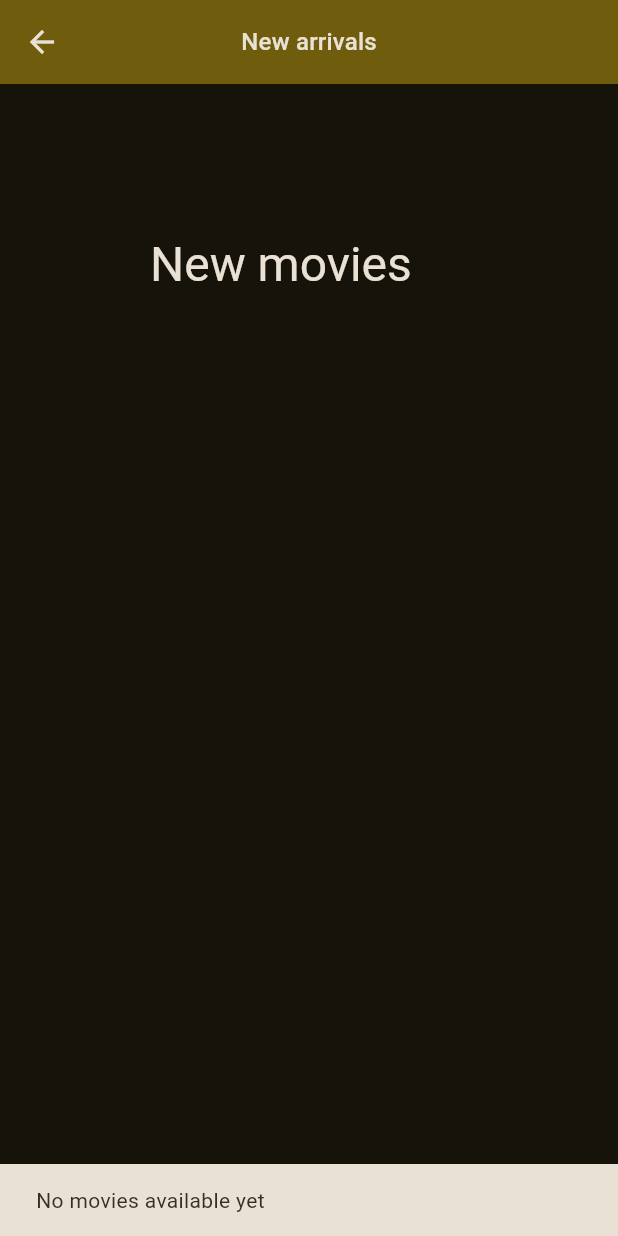
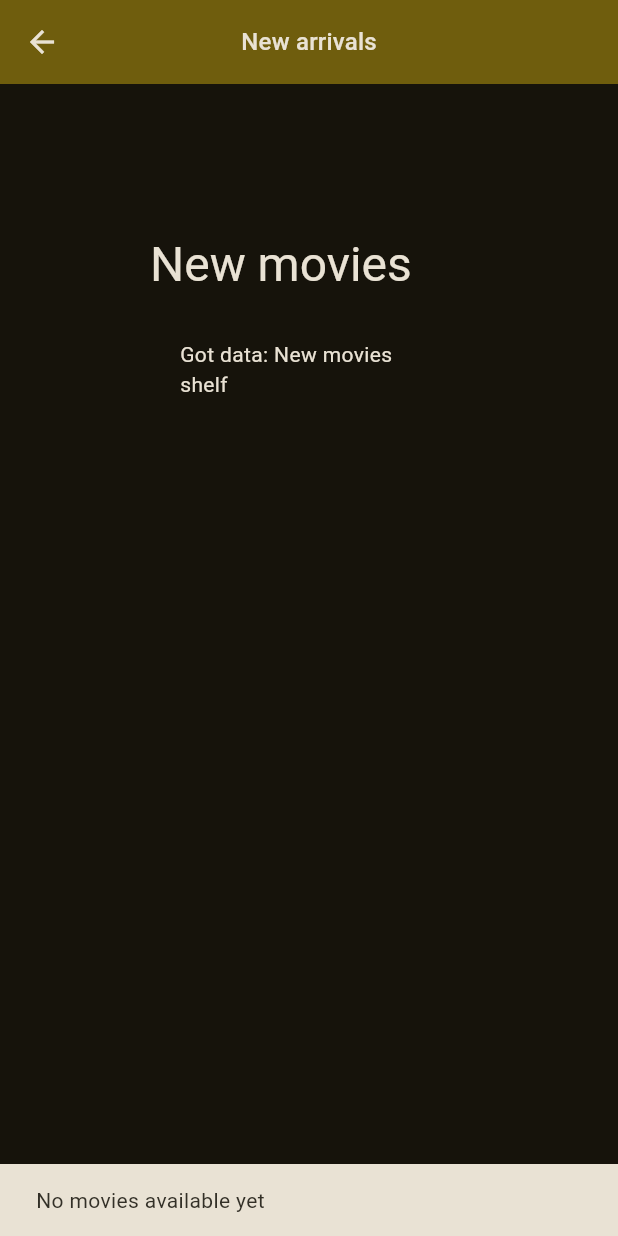
Before and after one commit to phymod0/FireStreamer, a Flutter app: the MoviesPage screen opened by its route, after a tap on the "add" icon, on a phone screen of 412 x 824 dp. Run offline on Flutter 3.47's test engine with Material 3 defaults, Android fonts, the phone set to English and light mode, and no system bars.

Commit message:
Add loading bar + placeholder movie contents future

```diff
--- a/firehub/lib/main.dart
+++ b/firehub/lib/main.dart
@@ -27,11 +27,61 @@ class FireHubApp extends StatelessWidget {
   }
 }
 
+class Shelf extends StatefulWidget {
+  final Future<String> shelfContents;
+
+  const Shelf({super.key, required this.shelfContents});
+
+  @override
+  State<Shelf> createState() => _ShelfState();
+}
+
+class _ShelfState extends State<Shelf> {
+  @override
+  Widget build(BuildContext context) {
+    return SizedBox(
+      height: 100,
+      child: Align(
+        alignment: Alignment.centerLeft,
+        child: Padding(
+          padding: const EdgeInsets.all(20),
+          child: FutureBuilder(
+            future: widget.shelfContents,
+            builder: (ctx, snapshot) {
+              if (snapshot.connectionState == ConnectionState.waiting) {
+                return const CircularProgressIndicator();
+              } else if (snapshot.hasError) {
+                return const Text("Error!");
+              } else {
+                return Text("Got data: ${snapshot.data}");
+              }
+            },
+          ),
+        ),
+      ),
+    );
+  }
+}
+
+class NewMoviesShelf extends StatelessWidget {
+  const NewMoviesShelf({super.key});
+
+  @override
+  Widget build(BuildContext context) {
+    return Shelf(shelfContents: createShelfContents());
+  }
+
+  Future<String> createShelfContents() async {
+    await Future.delayed(const Duration(seconds: 1));
+    return "New movies shelf";
+  }
+}
+
 class PrimaryPage extends StatefulWidget {
   const PrimaryPage({super.key});
 
   @override
-  _PrimaryPageState createState() => _PrimaryPageState();
+  State<PrimaryPage> createState() => _PrimaryPageState();
 }
 
 class _PrimaryPageState extends State<PrimaryPage> {
@@ -44,19 +94,20 @@ class _PrimaryPageState extends State<PrimaryPage> {
         centerTitle: true,
       ),
       body: Center(
-        child: Column(
-          children: <Widget>[
-            Padding(
-              padding: EdgeInsets.all(100),
-              child: Align(
+        child: Padding(
+          padding: const EdgeInsets.all(100),
+          child: Column(
+            children: <Widget>[
+              Align(
                 alignment: Alignment.topLeft,
                 child: Text(
                   'New movies',
                   style: Theme.of(context).textTheme.headlineLarge,
                 ),
               ),
-            )
-          ],
+              const NewMoviesShelf(),
+            ],
+          ),
         ),
       ),
     );
@@ -67,13 +118,13 @@ class MoviesPage extends StatefulWidget {
   const MoviesPage({super.key});
 
   @override
-  _MoviesPageState createState() => _MoviesPageState();
+  State<MoviesPage> createState() => _MoviesPageState();
 }
 
 class _MoviesPageState extends State<MoviesPage> {
   void _navigateBackToHome(BuildContext context) {
     ScaffoldMessenger.of(context)
-        .showSnackBar(SnackBar(content: Text('No movies available yet')));
+        .showSnackBar(const SnackBar(content: Text('No movies available yet')));
     Navigator.pushNamed(context, '/');
   }
 
@@ -89,7 +140,7 @@ class _MoviesPageState extends State<MoviesPage> {
         child: Column(
           children: <Widget>[
             Padding(
-              padding: EdgeInsets.all(100),
+              padding: const EdgeInsets.all(100),
               child: Align(
                 alignment: Alignment.topLeft,
                 child: Text(
```
